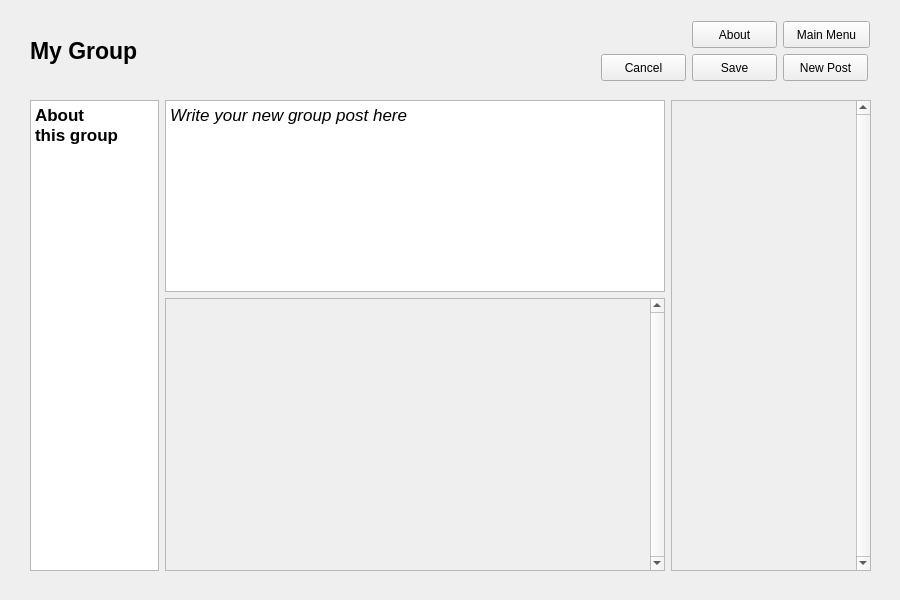
Above: GUI/groupgui.ui from thanhmvu/RocketRapport before the change. Below: the same form after it.
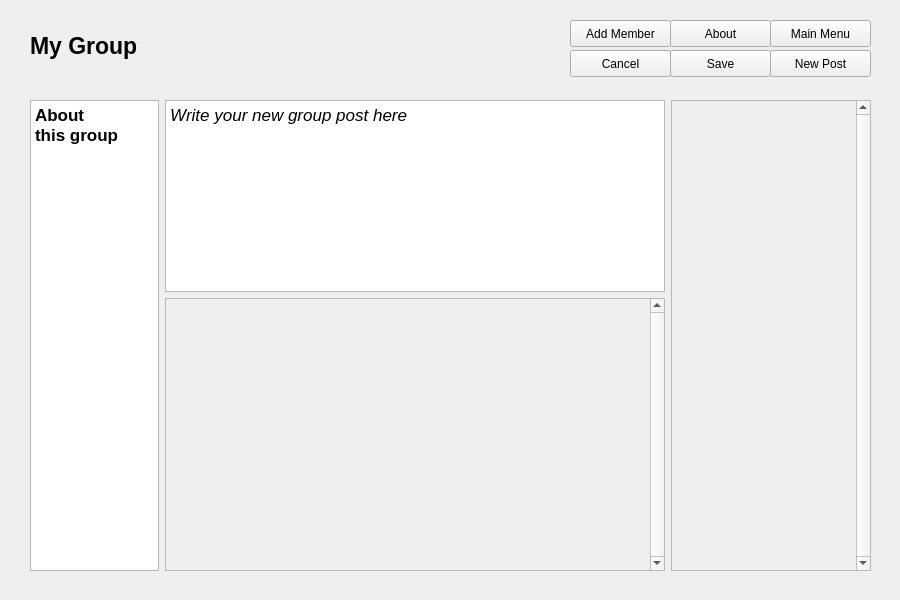
That is the form after the change.

Commit message: Call account.joinGroup inside group.addMember

```diff
--- a/GUI/groupgui.ui
+++ b/GUI/groupgui.ui
@@ -18,8 +18,8 @@
     <rect>
      <x>30</x>
      <y>20</y>
-     <width>361</width>
-     <height>61</height>
+     <width>311</width>
+     <height>51</height>
     </rect>
    </property>
    <layout class="QVBoxLayout" name="verticalLayout_3">
@@ -157,12 +157,31 @@
     </item>
    </layout>
   </widget>
+  <widget class="QPushButton" name="pushButton_add_member">
+   <property name="geometry">
+    <rect>
+     <x>570</x>
+     <y>20</y>
+     <width>101</width>
+     <height>27</height>
+    </rect>
+   </property>
+   <property name="sizePolicy">
+    <sizepolicy hsizetype="Fixed" vsizetype="Fixed">
+     <horstretch>0</horstretch>
+     <verstretch>0</verstretch>
+    </sizepolicy>
+   </property>
+   <property name="text">
+    <string>Add Member</string>
+   </property>
+  </widget>
   <widget class="QPushButton" name="pushButton_savePost">
    <property name="geometry">
     <rect>
-     <x>692</x>
-     <y>54</y>
-     <width>85</width>
+     <x>670</x>
+     <y>50</y>
+     <width>101</width>
      <height>27</height>
     </rect>
    </property>
@@ -179,9 +198,9 @@
   <widget class="QPushButton" name="pushButton_show_about">
    <property name="geometry">
     <rect>
-     <x>692</x>
-     <y>21</y>
-     <width>85</width>
+     <x>670</x>
+     <y>20</y>
+     <width>101</width>
      <height>27</height>
     </rect>
    </property>
@@ -198,9 +217,9 @@
   <widget class="QPushButton" name="pushButton_mainmenu">
    <property name="geometry">
     <rect>
-     <x>783</x>
-     <y>21</y>
-     <width>87</width>
+     <x>770</x>
+     <y>20</y>
+     <width>101</width>
      <height>27</height>
     </rect>
    </property>
@@ -217,9 +236,9 @@
   <widget class="QPushButton" name="pushButton_cancelPost">
    <property name="geometry">
     <rect>
-     <x>601</x>
-     <y>54</y>
-     <width>85</width>
+     <x>570</x>
+     <y>50</y>
+     <width>101</width>
      <height>27</height>
     </rect>
    </property>
@@ -236,9 +255,9 @@
   <widget class="QPushButton" name="pushButton_newPost">
    <property name="geometry">
     <rect>
-     <x>783</x>
-     <y>54</y>
-     <width>85</width>
+     <x>770</x>
+     <y>50</y>
+     <width>101</width>
      <height>27</height>
     </rect>
    </property>
```
Left out of the diff: 1 changed line with no effect on the pictures. The commit also changes 6 other files.
